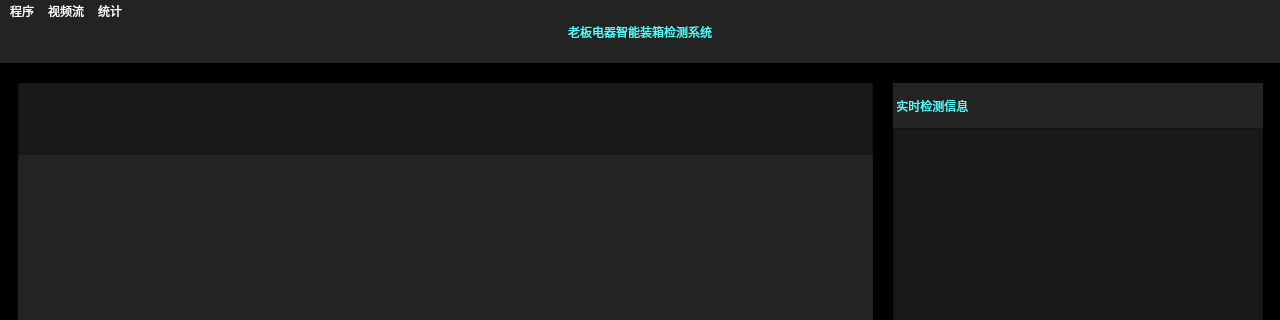
Above: component-detection-camera2/gui/main_window.ui from zhenhuic/projects-summary before the change; both pictures show x 0 to 1280 and y 0 to 320 of the 1280 by 720 pixel window. Below: the same form after it.
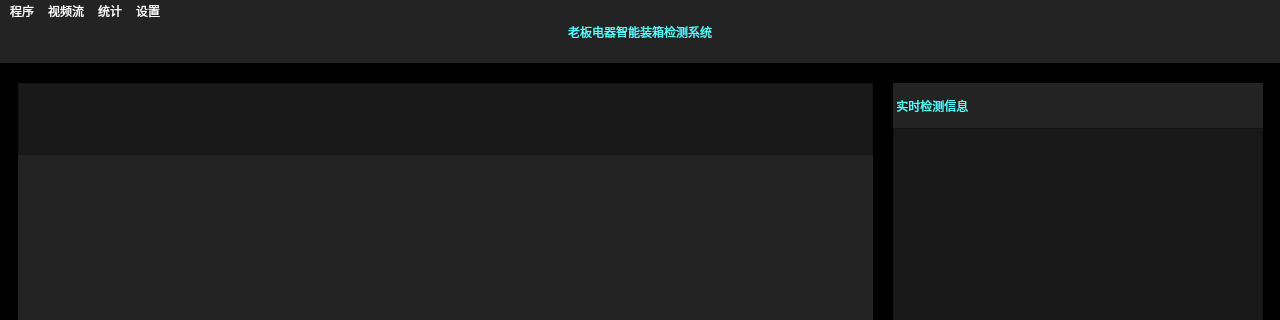
That is the form after the change.

The edit to the form file:
```diff
--- a/component-detection-camera2/gui/main_window.ui
+++ b/component-detection-camera2/gui/main_window.ui
@@ -279,9 +279,16 @@
     </property>
     <addaction name="openStatistics"/>
    </widget>
+   <widget class="QMenu" name="setupMenu">
+    <property name="title">
+     <string>设置</string>
+    </property>
+    <addaction name="openConfigFile"/>
+   </widget>
    <addaction name="programmenu"/>
    <addaction name="streammenu"/>
    <addaction name="statisticsMenu"/>
+   <addaction name="setupMenu"/>
   </widget>
   <widget class="QStatusBar" name="statusbar">
    <property name="styleSheet">
```
Left out of the diff: 5 changed lines with no effect on the pictures.
